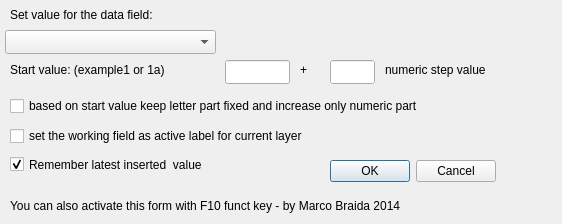
marcobra/HouseNumbering, file forms/HouseNumbering_update_selected_form.ui: the form before one commit.
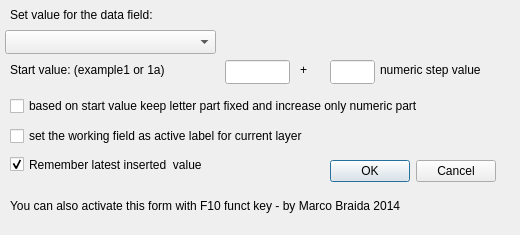
The form after the commit.

Commit message: Set fixed size of form dialog

Diff of the .ui file:
```diff
--- a/forms/HouseNumbering_update_selected_form.ui
+++ b/forms/HouseNumbering_update_selected_form.ui
@@ -6,10 +6,28 @@
    <rect>
     <x>0</x>
     <y>0</y>
-    <width>562</width>
-    <height>224</height>
+    <width>520</width>
+    <height>235</height>
    </rect>
   </property>
+  <property name="sizePolicy">
+   <sizepolicy hsizetype="Fixed" vsizetype="Fixed">
+    <horstretch>0</horstretch>
+    <verstretch>0</verstretch>
+   </sizepolicy>
+  </property>
+  <property name="minimumSize">
+   <size>
+    <width>520</width>
+    <height>235</height>
+   </size>
+  </property>
+  <property name="maximumSize">
+   <size>
+    <width>520</width>
+    <height>235</height>
+   </size>
+  </property>
   <property name="windowTitle">
    <string>HouseNumbering</string>
   </property>
@@ -70,7 +88,7 @@
     <rect>
      <x>10</x>
      <y>60</y>
-     <width>206</width>
+     <width>191</width>
      <height>20</height>
     </rect>
    </property>
@@ -158,12 +176,18 @@
   <widget class="QLabel" name="label_5">
    <property name="geometry">
     <rect>
-     <x>385</x>
+     <x>380</x>
      <y>60</y>
-     <width>140</width>
+     <width>120</width>
      <height>20</height>
     </rect>
    </property>
+   <property name="sizePolicy">
+    <sizepolicy hsizetype="Fixed" vsizetype="Fixed">
+     <horstretch>0</horstretch>
+     <verstretch>0</verstretch>
+    </sizepolicy>
+   </property>
    <property name="layoutDirection">
     <enum>Qt::RightToLeft</enum>
    </property>
```
The commit also changes 1 other file.
